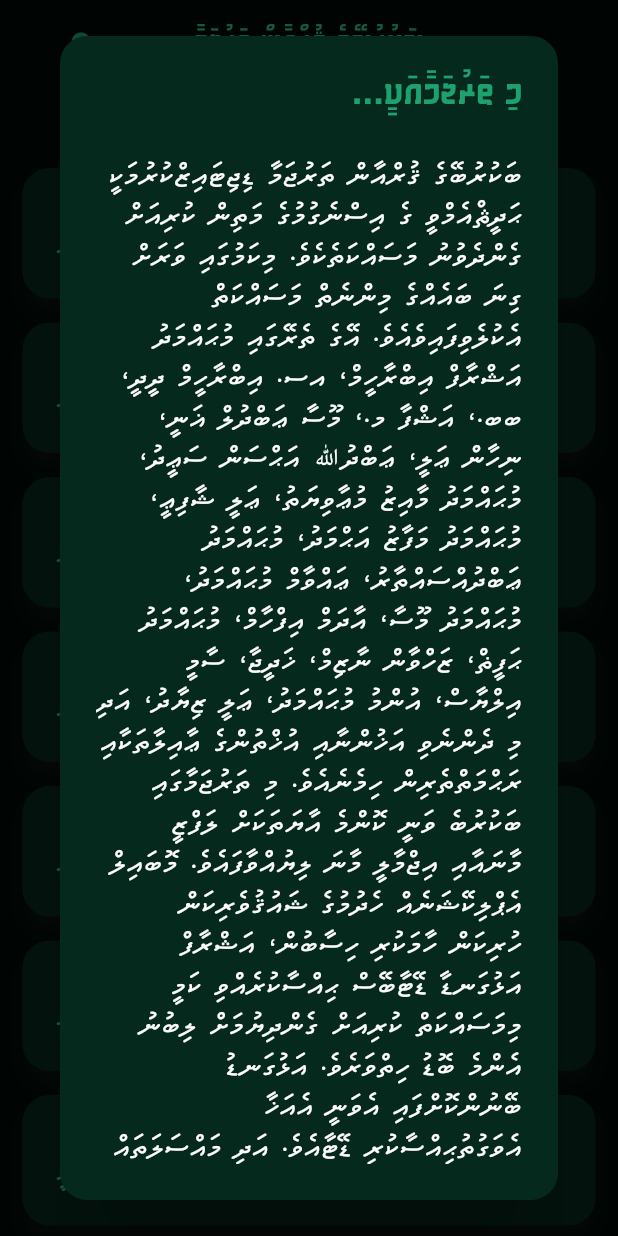
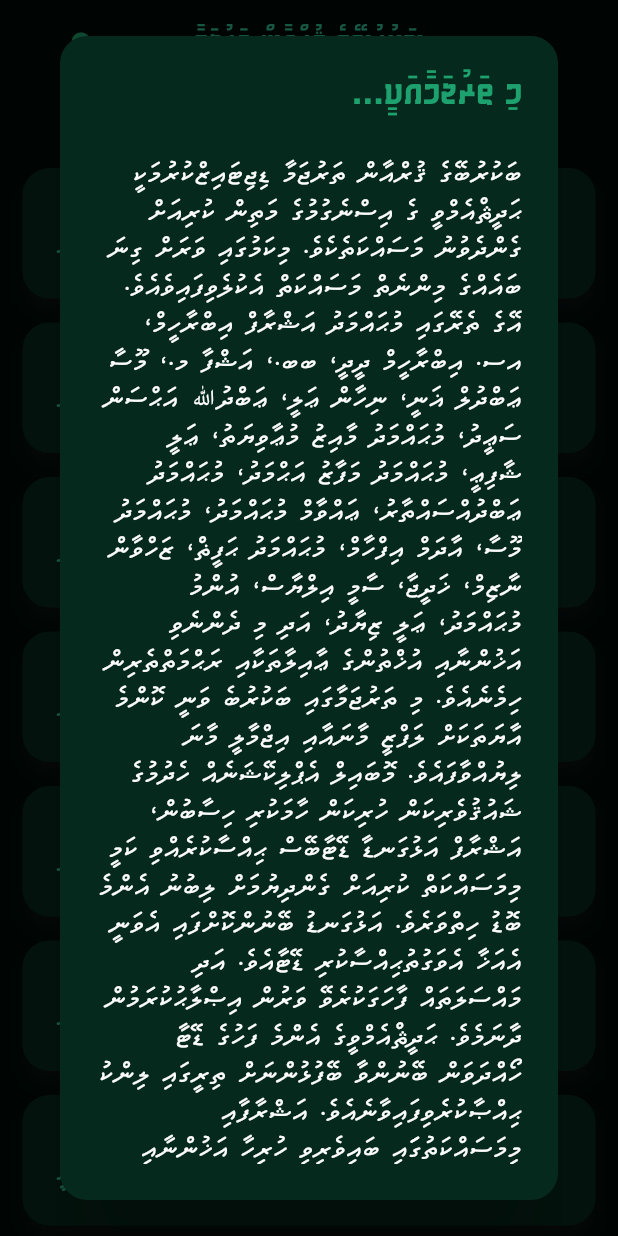
Before and after one commit to ahsam-hs/bakurubey_tharujama, a Flutter app: the screen it shows after launch, after a tap on the "info" icon, on a phone screen of 412 x 824 dp. Run offline on Flutter 3.47's test engine with Material 2 defaults, Android fonts, the phone set to English and light mode, and no system bars; our stand-ins replace expandable; missing offline and left inert: arabic_numbers, quran, splash_screen_view; Roboto replaces fonts that are missing (times).

Commit message:
changed font size updated to new hadithmv data updated ayah text with madd, waqf and other symbols for easier recitation

```diff
--- a/lib/home.dart
+++ b/lib/home.dart
@@ -7,6 +7,7 @@ import 'screens/juz_list.dart';
 import 'package:flutter/cupertino.dart';
 import 'package:bakurubey_tharujama/style_elements.dart';
 import 'package:flutter/material.dart';
+import 'package:arabic_numbers/arabic_numbers.dart';
 
 class MyHomePage extends StatefulWidget {
   MyHomePage({Key? key, required this.title}) : super(key: key);
@@ -17,6 +18,7 @@ class MyHomePage extends StatefulWidget {
 }
 
 class _MyHomePageState extends State<MyHomePage> {
+  final arabicNumbers = ArabicNumbers();
   @override
   Widget build(BuildContext context) {
     return Directionality(
@@ -62,14 +64,6 @@ class _MyHomePageState extends State<MyHomePage> {
                                   Text(
                                     tributeText,
                                     style: translationTextStyle,
-                                  ),
-                                  Text(
-                                    getVerse(1, 7, verseEndSymbol: true),
-                                    style: TextStyle(
-                                      fontFamily: 'Uthmanic',
-                                      fontSize: 25,
-                                      color: Colors.white,
-                                    ),
                                   ),
                                   Row(
                                     mainAxisAlignment:
--- a/lib/lists.dart
+++ b/lib/lists.dart
@@ -181,7 +181,7 @@ List<String> juzName = [
   "عم",
 ];
 
-List<String> arabicNumbers = [
+List<String> surahArabicNumbers = [
   '١',
   '٢',
   '٣',
--- a/lib/main.dart
+++ b/lib/main.dart
@@ -1,5 +1,6 @@
 import 'package:bakurubey_tharujama/style_elements.dart';
 import 'package:flutter/material.dart';
+import 'package:quran/quran.dart';
 import 'package:splash_screen_view/SplashScreenView.dart';
 import 'home.dart';
 
--- a/lib/screens/surah_list.dart
+++ b/lib/screens/surah_list.dart
@@ -70,7 +70,7 @@ class _SurahListState extends State<SurahList> {
                           crossAxisAlignment: CrossAxisAlignment.end,
                           children: [
                             Text(
-                              lists.arabicNumbers[count],
+                              lists.surahArabicNumbers[count],
                               style: TextStyle(
                                 fontFamily: 'times',
                                 color: subTextColor,
--- a/lib/style_elements.dart
+++ b/lib/style_elements.dart
@@ -35,13 +35,13 @@ const dropDownNumberTextStyle = TextStyle(
 const ayahTextStyle = TextStyle(
   fontFamily: 'Uthmanic',
   color: Color(0xffe1ece9),
-  fontSize: 28.0,
+  fontSize: 26.0,
 );
 
 TextStyle translationTextStyle = TextStyle(
   fontFamily: 'Typewriter',
   color: mainTextColor,
-  fontSize: 17.0,
+  fontSize: 16.0,
 );
 
 const pageTitleStyle = TextStyle(
--- a/pubspec.yaml
+++ b/pubspec.yaml
@@ -22,6 +22,7 @@ dependencies:
   expandable: ^5.0.1
   url_launcher: ^6.1.6
   splash_screen_view: ^3.0.0
+  arabic_numbers: ^1.0.0
 
 dev_dependencies:
   flutter_test:
```
Also changed, not shown: lib/screens/surah.dart (+29 -2 lines), pubspec.lock.
